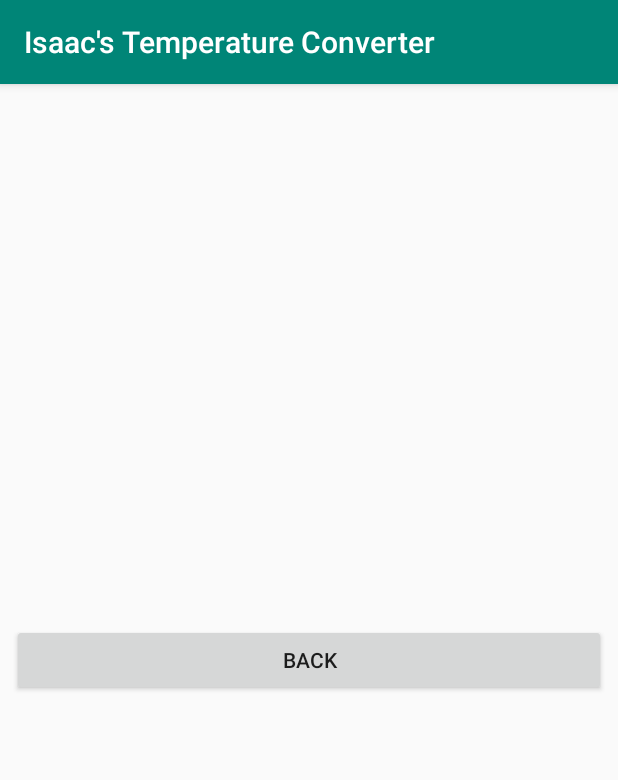
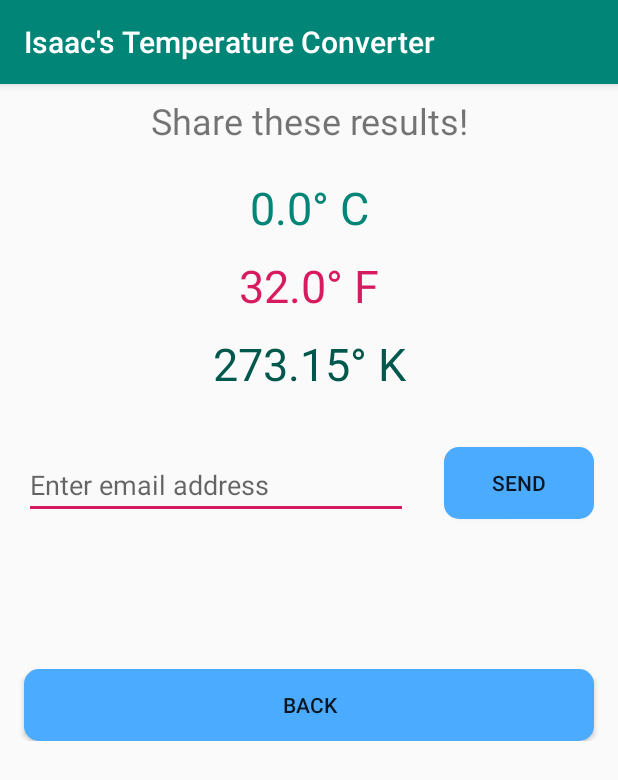
Before and after one commit to jelitter/temperature-mobile-app, an Android app: the screen it shows after launch (ShareActivity), after a tap on "SHARE", on a phone screen of 412 x 824 dp. Shown: the top 780 px of the screen. Run offline under Robolectric (Android 15) with nearby library versions, the phone set to English and light mode, and no system bars.

Commit message:
Share activity implemented

```diff
--- a/app/src/main/java/sanchez/isaac/temperatureapp/ShareActivity.java
+++ b/app/src/main/java/sanchez/isaac/temperatureapp/ShareActivity.java
@@ -1,16 +1,20 @@
 package sanchez.isaac.temperatureapp;
 
 import android.content.Intent;
+import android.net.Uri;
 import android.support.v7.app.AppCompatActivity;
 import android.os.Bundle;
 import android.view.View;
 import android.widget.Button;
+import android.widget.TextView;
 import android.widget.Toast;
 
 
 public class ShareActivity extends AppCompatActivity {
 
-    Button buttonBack;
+    String celsius = "", fahrenheit = "",kelvin = "";
+    TextView resultsCelsius, resultsFahrenheit, resultsKelvin, inputEmail;
+    Button buttonBack, buttonSendEmail;
 
     @Override
     protected void onCreate(Bundle savedInstanceState) {
@@ -19,27 +23,67 @@ public class ShareActivity extends AppCompatActivity {
 
 
         Bundle extras = getIntent().getExtras();
-        String celsius = extras.getString("celsius");
-        String fahrenheit = extras.getString("fahrenheit");
-        String kelvin = extras.getString("kelvin");
+        celsius = extras.getString("celsius");
+        fahrenheit = extras.getString("fahrenheit");
+        kelvin = extras.getString("kelvin");
         Toast.makeText(getApplicationContext(),"Values are:" +
                 "\nCelsius: "+celsius+
                 "\nFahrenheit: "+fahrenheit+
                 "\nKelvin: "+kelvin,
                 Toast.LENGTH_LONG).show();
 
+
+        resultsCelsius = findViewById(R.id.resultsCelsius);
+        resultsFahrenheit = findViewById(R.id.resultsFahrenheit);
+        resultsKelvin = findViewById(R.id.resultsKelvin);
+        inputEmail = findViewById(R.id.inputEmail);
+
+        resultsCelsius.setText(celsius + "° C");
+        resultsFahrenheit.setText(fahrenheit + "° F");
+        resultsKelvin.setText(kelvin + "° K");
+
         buttonBack = findViewById(R.id.buttonBack);
+        buttonSendEmail = findViewById(R.id.buttonSendEmail);
 
         this.buttonBack.setOnClickListener(new View.OnClickListener() {
             @Override
             public void onClick(View v) {
                 Intent mainIntent = new Intent(getApplicationContext(), MainActivity.class);
-//                mainIntent.putExtra("celsius", temp.getCelsiusToString());
-//                mainIntent.putExtra("fahrenheit", temp.getFahrenheitToString());
-//                mainIntent.putExtra("kelvin", temp.getKelvinToString());
                 mainIntent.putExtra("result", "success!");
                 startActivity(mainIntent);
             }
         });
+
+        this.buttonSendEmail.setOnClickListener(new View.OnClickListener() {
+            @Override
+            public void onClick(View v) {
+
+                Intent emailIntent = new Intent(Intent.ACTION_SEND);
+
+                emailIntent.setData(Uri.parse("mailto:"))
+                    .setType("text/plain")
+                    .putExtra(Intent.EXTRA_EMAIL, new String[] { inputEmail.getText().toString() })
+                    .putExtra(Intent.EXTRA_SUBJECT, "🌡 Temperature results! (Isaac's Temperature Converter)")
+                    .putExtra(Intent.EXTRA_TEXT, buildBody());
+
+                try {
+                    // Send the email using default system app for email
+                    startActivity(emailIntent);
+                    finish();
+
+                } catch (android.content.ActivityNotFoundException ex) {
+                    // If there's no default app for email, let the user pick one
+                    startActivity(Intent.createChooser(emailIntent, "Send mail..."));
+
+                }
+            }
+        });
+    }
+
+    String buildBody() {
+        return "Your temperature results!\n" +
+                "\n" + celsius + "° C" +
+                "\n" + fahrenheit + "° F" +
+                "\n" + kelvin + "° K";
     }
 }
--- a/app/src/main/res/layout/activity_main.xml
+++ b/app/src/main/res/layout/activity_main.xml
@@ -7,14 +7,11 @@
     tools:context=".MainActivity"
     >
 
-
     <ScrollView
         android:layout_width="match_parent"
         android:layout_height="match_parent"
         android:clipToPadding="false"
         android:fillViewport="true">
-
-        L
 
         <android.support.constraint.ConstraintLayout
             android:id="@+id/container"
@@ -137,9 +134,9 @@
                     android:layout_width="match_parent"
                     android:layout_height="0dp"
                     android:layout_weight="1"
-                    android:text="👆"
                     android:background="@drawable/rounded_button"
 
+                    android:text="@string/up_celsius"
                     android:textAlignment="center"
                     android:textSize="36sp" />
 
@@ -152,8 +149,8 @@
                     android:layout_width="match_parent"
                     android:layout_height="0dp"
                     android:layout_weight="1"
-                    android:text="👇"
                     android:background="@drawable/rounded_button"
+                    android:text="@string/down_celsius"
 
                     android:textAlignment="center"
                     android:textSize="40sp" />
--- a/app/src/main/res/layout/activity_share.xml
+++ b/app/src/main/res/layout/activity_share.xml
@@ -6,18 +6,116 @@
     android:layout_height="match_parent"
     tools:context=".ShareActivity">
 
+    <ScrollView
+        android:layout_width="match_parent"
+        android:layout_height="match_parent">
+
+        <android.support.constraint.ConstraintLayout
+            android:layout_width="match_parent"
+            android:layout_height="match_parent">
+
+            <EditText
+                android:id="@+id/inputEmail"
+                android:layout_height="wrap_content"
+                android:layout_width="0dp"
+                android:layout_marginStart="16dp"
+                android:layout_marginTop="32dp"
+                android:layout_marginEnd="16dp"
+                android:contentDescription="Email Address"
+                android:ems="10"
+                android:hint="Enter email address"
+                android:inputType="textEmailAddress"
+                app:layout_constraintEnd_toStartOf="@+id/buttonSendEmail"
+                app:layout_constraintStart_toStartOf="parent"
+                app:layout_constraintTop_toBottomOf="@+id/resultsContainer" />
+
             <Button
                 android:id="@+id/buttonBack"
                 android:layout_width="match_parent"
                 android:layout_height="wrap_content"
+                android:layout_marginStart="16dp"
+                android:layout_marginTop="100dp"
+                android:layout_marginEnd="16dp"
+                android:background="@drawable/rounded_button"
+                android:text="Back"
+                app:layout_constraintEnd_toEndOf="parent"
+                app:layout_constraintStart_toStartOf="parent"
+                app:layout_constraintTop_toBottomOf="@+id/inputEmail" />
+
+            <Button
+                android:id="@+id/buttonSendEmail"
+                android:layout_width="100dp"
+                android:layout_height="wrap_content"
                 android:layout_marginStart="8dp"
+                android:layout_marginTop="32dp"
+                android:layout_marginEnd="16dp"
+                android:background="@drawable/rounded_button"
+                android:text="SEND"
+                app:layout_constraintBottom_toBottomOf="@+id/inputEmail"
+                app:layout_constraintEnd_toEndOf="parent"
+                app:layout_constraintStart_toEndOf="@+id/inputEmail"
+                app:layout_constraintTop_toBottomOf="@+id/resultsContainer"
+                app:layout_constraintVertical_bias="1.0" />
+
+            <TextView
+                android:id="@+id/textView"
+                android:layout_width="0dp"
+                android:layout_height="wrap_content"
+                android:layout_marginStart="16dp"
                 android:layout_marginTop="8dp"
-        android:layout_marginEnd="8dp"
-        android:layout_marginBottom="8dp"
-        android:text="Back"
-        app:layout_constraintBottom_toBottomOf="parent"
+                android:layout_marginEnd="16dp"
+                android:text="Share these results!"
+                android:textAlignment="center"
+                android:textSize="24sp"
                 app:layout_constraintEnd_toEndOf="parent"
-        app:layout_constraintHorizontal_bias="0.51"
                 app:layout_constraintStart_toStartOf="parent"
                 app:layout_constraintTop_toTopOf="parent" />
+
+            <LinearLayout
+                android:id="@+id/resultsContainer"
+                android:layout_height="156dp"
+                android:layout_width="0dp"
+                android:layout_marginStart="16dp"
+                android:layout_marginTop="16dp"
+                android:layout_marginEnd="16dp"
+                android:orientation="vertical"
+                app:layout_constraintEnd_toEndOf="parent"
+                app:layout_constraintStart_toStartOf="parent"
+                app:layout_constraintTop_toBottomOf="@+id/textView">
+
+                <TextView
+                    android:id="@+id/resultsCelsius"
+                    android:layout_width="match_parent"
+                    android:layout_height="0dp"
+                    android:layout_weight="1"
+                    android:gravity="center"
+                    android:text="TextView"
+                    android:textColor="@color/colorPrimary"
+                    android:textSize="30sp" />
+
+                <TextView
+                    android:id="@+id/resultsFahrenheit"
+                    android:layout_width="match_parent"
+                    android:layout_height="0dp"
+                    android:layout_weight="1"
+                    android:gravity="center"
+                    android:text="TextView"
+                    android:textColor="@color/colorAccent"
+                    android:textSize="30sp" />
+
+                <TextView
+                    android:id="@+id/resultsKelvin"
+                    android:layout_width="match_parent"
+                    android:layout_height="0dp"
+                    android:layout_weight="1"
+                    android:gravity="center"
+                    android:text="TextView"
+                    android:textColor="@color/colorPrimaryDark"
+                    android:textSize="30sp" />
+            </LinearLayout>
+
         </android.support.constraint.ConstraintLayout>
+    </ScrollView>
+
+
+</android.support.constraint.ConstraintLayout>
```
Also changed, not shown: app/src/main/res/mipmap-hdpi/ic_launcher.png, app/src/main/res/mipmap-hdpi/ic_launcher_round.png, app/src/main/res/mipmap-mdpi/ic_launcher.png, app/src/main/res/mipmap-mdpi/ic_launcher_round.png, app/src/main/res/mipmap-xhdpi/ic_launcher.png, app/src/main/res/mipmap-xhdpi/ic_launcher_round.png, app/src/main/res/mipmap-xxhdpi/ic_launcher.png, app/src/main/res/mipmap-xxhdpi/ic_launcher_round.png, app/src/main/res/mipmap-xxxhdpi/ic_launcher.png, app/src/main/res/mipmap-xxxhdpi/ic_launcher_round.png, 3 other files. Lines whose indentation alone changed are shown as unchanged.
